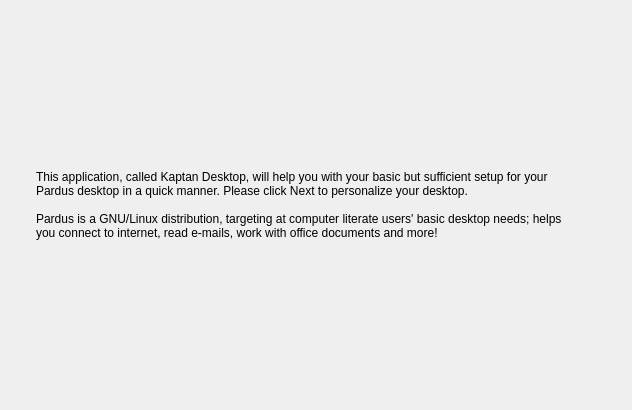
Qt form kde/kaptan/src/gui/welcomeWidget.ui (pars-linux/uludag) before a commit.
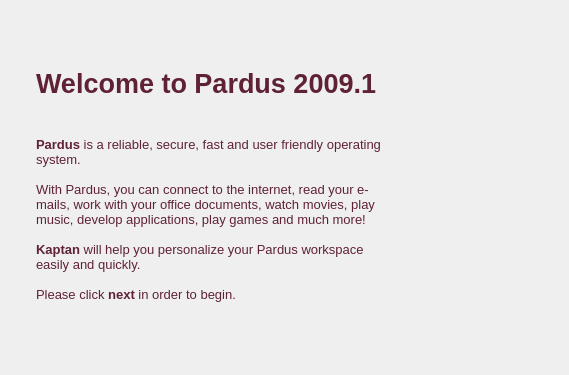
The same form after that commit.

Diff of the .ui file:
```diff
--- a/kde/kaptan/src/gui/welcomeWidget.ui
+++ b/kde/kaptan/src/gui/welcomeWidget.ui
@@ -6,8 +6,8 @@
    <rect>
     <x>0</x>
     <y>0</y>
-    <width>632</width>
-    <height>410</height>
+    <width>569</width>
+    <height>375</height>
    </rect>
   </property>
   <property name="windowTitle">
@@ -18,19 +18,49 @@
   </property>
   <layout class="QGridLayout" name="gridLayout">
    <item row="0" column="1">
+    <spacer name="verticalSpacer_3">
+     <property name="orientation">
+      <enum>Qt::Vertical</enum>
+     </property>
+     <property name="sizeType">
+      <enum>QSizePolicy::Expanding</enum>
+     </property>
+     <property name="sizeHint" stdset="0">
+      <size>
+       <width>20</width>
+       <height>40</height>
+      </size>
+     </property>
+    </spacer>
+   </item>
+   <item row="1" column="1" colspan="4">
+    <widget class="QLabel" name="label">
+     <property name="text">
+      <string>&lt;!DOCTYPE HTML PUBLIC &quot;-//W3C//DTD HTML 4.0//EN&quot; &quot;http://www.w3.org/TR/REC-html40/strict.dtd&quot;&gt;
+&lt;html&gt;&lt;head&gt;&lt;meta name=&quot;qrichtext&quot; content=&quot;1&quot; /&gt;&lt;style type=&quot;text/css&quot;&gt;
+p, li { white-space: pre-wrap; }
+&lt;/style&gt;&lt;/head&gt;&lt;body style=&quot; font-family:'Sans Serif'; font-size:8pt; font-weight:400; font-style:normal;&quot;&gt;
+&lt;p style=&quot; margin-top:0px; margin-bottom:0px; margin-left:0px; margin-right:0px; -qt-block-indent:0; text-indent:0px;&quot;&gt;&lt;span style=&quot; font-size:20pt; font-weight:600; color:#5f2234;&quot;&gt;Welcome to Pardus 2009.1&lt;/span&gt;&lt;/p&gt;&lt;/body&gt;&lt;/html&gt;</string>
+     </property>
+    </widget>
+   </item>
+   <item row="2" column="1">
     <spacer name="verticalSpacer_2">
      <property name="orientation">
       <enum>Qt::Vertical</enum>
      </property>
+     <property name="sizeType">
+      <enum>QSizePolicy::Fixed</enum>
+     </property>
      <property name="sizeHint" stdset="0">
       <size>
        <width>20</width>
-       <height>156</height>
+       <height>20</height>
       </size>
      </property>
     </spacer>
    </item>
-   <item row="0" column="3" rowspan="3">
+   <item row="2" column="3" rowspan="4">
     <widget class="QLabel" name="pixKaptanLogo">
      <property name="frameShadow">
       <enum>QFrame::Raised</enum>
@@ -43,7 +73,7 @@
      </property>
     </widget>
    </item>
-   <item row="1" column="0">
+   <item row="4" column="0">
     <spacer name="horizontalSpacer_3">
      <property name="orientation">
       <enum>Qt::Horizontal</enum>
@@ -59,62 +89,91 @@
      </property>
     </spacer>
    </item>
-   <item row="1" column="1">
+   <item row="4" column="1">
     <widget class="QLabel" name="labelKaptanIntro">
+     <property name="sizePolicy">
+      <sizepolicy hsizetype="Expanding" vsizetype="Fixed">
+       <horstretch>0</horstretch>
+       <verstretch>0</verstretch>
+      </sizepolicy>
+     </property>
+     <property name="minimumSize">
+      <size>
+       <width>350</width>
+       <height>0</height>
+      </size>
+     </property>
+     <property name="maximumSize">
+      <size>
+       <width>16777215</width>
+       <height>16777215</height>
+      </size>
+     </property>
      <property name="styleSheet">
-      <string notr="true">color:black</string>
+      <string notr="true"/>
      </property>
      <property name="frameShadow">
       <enum>QFrame::Raised</enum>
      </property>
      <property name="text">
-      <string>This application, called Kaptan Desktop, will help you with your basic but sufficient setup for your Pardus desktop in a quick manner. Please click Next to personalize your desktop. 
-
-Pardus is a GNU/Linux distribution, targeting at computer literate users' basic desktop needs; helps you connect to internet, read e-mails, work with office documents and more!</string>
+      <string>&lt;!DOCTYPE HTML PUBLIC &quot;-//W3C//DTD HTML 4.0//EN&quot; &quot;http://www.w3.org/TR/REC-html40/strict.dtd&quot;&gt;
+&lt;html&gt;&lt;head&gt;&lt;meta name=&quot;qrichtext&quot; content=&quot;1&quot; /&gt;&lt;style type=&quot;text/css&quot;&gt;
+p, li { white-space: pre-wrap; }
+&lt;/style&gt;&lt;/head&gt;&lt;body style=&quot; font-family:'Sans Serif'; font-size:8pt; font-weight:400; font-style:normal;&quot;&gt;
+&lt;p style=&quot; margin-top:0px; margin-bottom:0px; margin-left:0px; margin-right:0px; -qt-block-indent:0; text-indent:0px;&quot;&gt;&lt;span style=&quot; font-size:10pt; font-weight:600; color:#5f2234;&quot;&gt;Pardus&lt;/span&gt;&lt;span style=&quot; font-size:10pt; color:#5f2234;&quot;&gt; is a reliable, secure, fast and user friendly operating system.&lt;/span&gt;&lt;/p&gt;
+&lt;p style=&quot;-qt-paragraph-type:empty; margin-top:0px; margin-bottom:0px; margin-left:0px; margin-right:0px; -qt-block-indent:0; text-indent:0px; font-size:10pt; color:#5f2234;&quot;&gt;&lt;/p&gt;
+&lt;p style=&quot; margin-top:0px; margin-bottom:0px; margin-left:0px; margin-right:0px; -qt-block-indent:0; text-indent:0px;&quot;&gt;&lt;span style=&quot; font-size:10pt; color:#5f2234;&quot;&gt;With Pardus, you can connect to the internet, read your e-mails, work with your office documents, watch movies, play music, develop applications, play games and much more!&lt;/span&gt;&lt;/p&gt;
+&lt;p style=&quot;-qt-paragraph-type:empty; margin-top:0px; margin-bottom:0px; margin-left:0px; margin-right:0px; -qt-block-indent:0; text-indent:0px; font-size:10pt; color:#5f2234;&quot;&gt;&lt;/p&gt;
+&lt;p style=&quot; margin-top:0px; margin-bottom:0px; margin-left:0px; margin-right:0px; -qt-block-indent:0; text-indent:0px;&quot;&gt;&lt;span style=&quot; font-size:10pt; font-weight:600; color:#5f2234;&quot;&gt;Kaptan &lt;/span&gt;&lt;span style=&quot; font-size:10pt; color:#5f2234;&quot;&gt;will help you personalize your Pardus workspace easily and quickly. &lt;/span&gt;&lt;/p&gt;
+&lt;p style=&quot;-qt-paragraph-type:empty; margin-top:0px; margin-bottom:0px; margin-left:0px; margin-right:0px; -qt-block-indent:0; text-indent:0px; font-size:10pt; color:#5f2234;&quot;&gt;&lt;/p&gt;
+&lt;p style=&quot; margin-top:0px; margin-bottom:0px; margin-left:0px; margin-right:0px; -qt-block-indent:0; text-indent:0px;&quot;&gt;&lt;span style=&quot; font-size:10pt; color:#5f2234;&quot;&gt;Please click &lt;/span&gt;&lt;span style=&quot; font-size:10pt; font-weight:600; color:#5f2234;&quot;&gt;next&lt;/span&gt;&lt;span style=&quot; font-size:10pt; color:#5f2234;&quot;&gt; in order to begin.&lt;/span&gt;&lt;/p&gt;&lt;/body&gt;&lt;/html&gt;</string>
      </property>
      <property name="wordWrap">
       <bool>true</bool>
      </property>
     </widget>
    </item>
-   <item row="1" column="2">
+   <item row="4" column="2">
     <spacer name="horizontalSpacer">
      <property name="orientation">
       <enum>Qt::Horizontal</enum>
      </property>
      <property name="sizeType">
-      <enum>QSizePolicy::Fixed</enum>
+      <enum>QSizePolicy::Expanding</enum>
      </property>
      <property name="sizeHint" stdset="0">
       <size>
-       <width>40</width>
+       <width>20</width>
        <height>20</height>
       </size>
      </property>
     </spacer>
    </item>
-   <item row="1" column="4">
+   <item row="4" column="4">
     <spacer name="horizontalSpacer_2">
      <property name="orientation">
       <enum>Qt::Horizontal</enum>
      </property>
      <property name="sizeHint" stdset="0">
       <size>
-       <width>17</width>
+       <width>20</width>
        <height>20</height>
       </size>
      </property>
     </spacer>
    </item>
-   <item row="2" column="1">
+   <item row="5" column="1">
     <spacer name="verticalSpacer">
      <property name="orientation">
       <enum>Qt::Vertical</enum>
      </property>
+     <property name="sizeType">
+      <enum>QSizePolicy::Expanding</enum>
+     </property>
      <property name="sizeHint" stdset="0">
       <size>
        <width>20</width>
-       <height>156</height>
+       <height>20</height>
       </size>
      </property>
     </spacer>
```
